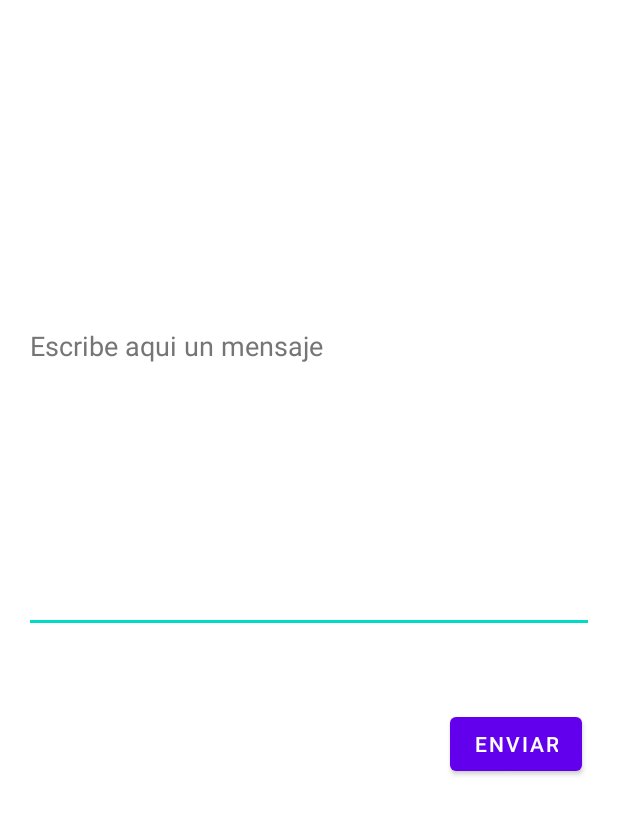
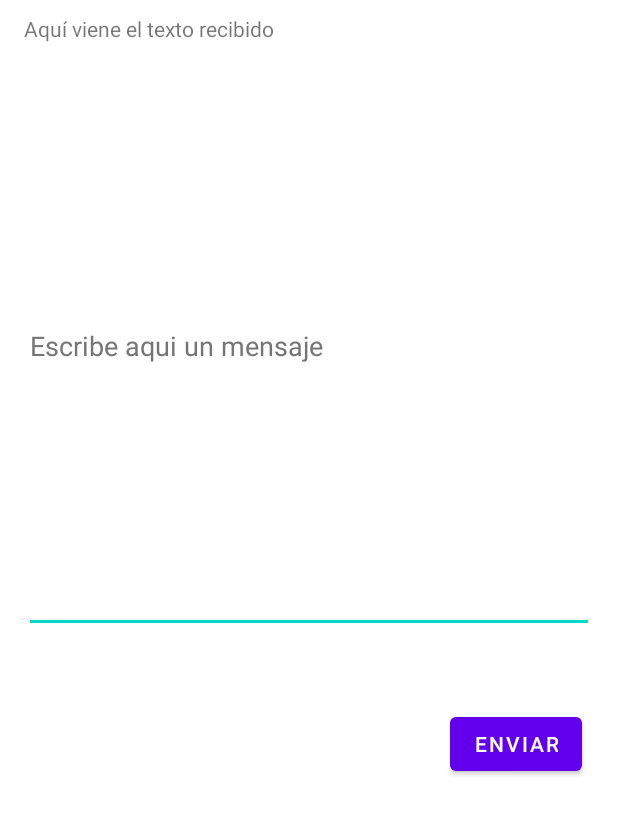
Before and after one commit to Jhondistorsion/Mensajeria, an Android app: the screen it shows after launch (MainActivity), on a phone screen of 412 x 824 dp, the part 204-1039 px from its top. Run offline under Robolectric (Android 15) with nearby library versions, the phone set to English and light mode, and no system bars.

Commit message:
Mensajeria1 version deprecated activityresult

```diff
--- a/app/src/main/java/com/example/mensajeria/segundoActivity.java
+++ b/app/src/main/java/com/example/mensajeria/segundoActivity.java
@@ -33,6 +33,7 @@ public class segundoActivity extends AppCompatActivity {
         String texto = String.valueOf(edt_enviado2.getText());
         Intent intent = new Intent();
         intent.putExtra(EXTRA_RESPUESTA2,texto);
+        setResult(RESULT_OK,intent);
         finish();
     }
 
--- a/app/src/main/res/layout/activity_main.xml
+++ b/app/src/main/res/layout/activity_main.xml
@@ -30,7 +30,7 @@
         android:layout_marginStart="16dp"
         android:layout_marginEnd="16dp"
         android:text="@string/aqui_viene_el_texto_recibido"
-        android:visibility="invisible"
+        android:visibility="visible"
         app:layout_constraintBottom_toTopOf="@+id/edt_enviado1"
         app:layout_constraintEnd_toEndOf="parent"
         app:layout_constraintHorizontal_bias="0.0"
```
